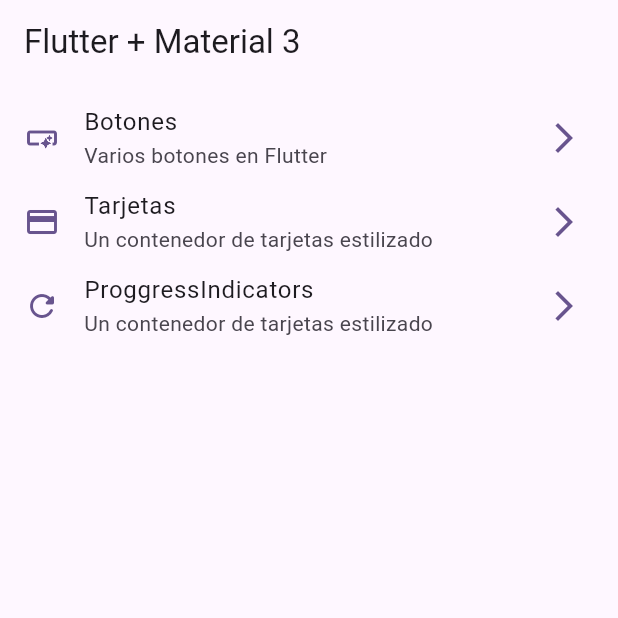
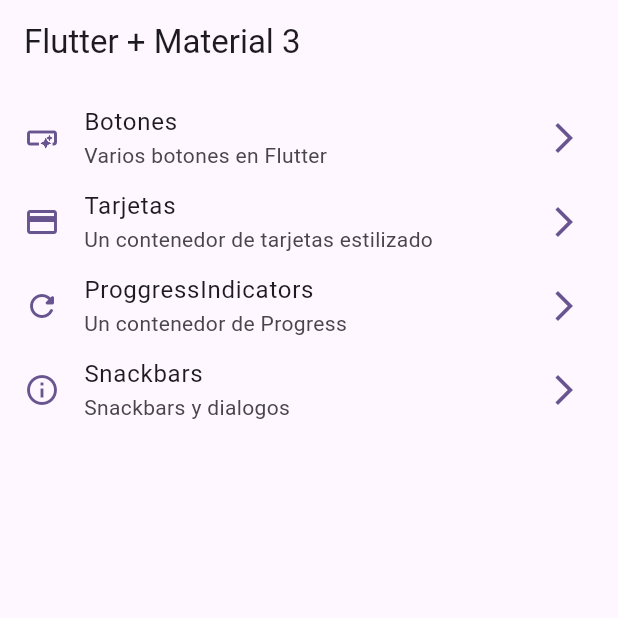
Before and after one commit to eeramirez10/widgets_app, a Flutter app: the screen it shows after launch, on a phone screen of 412 x 824 dp, the top half of it. Run offline on Flutter 3.47's test engine with Material 3 defaults, Android fonts, the phone set to English and light mode, and no system bars; our stand-ins replace go_router.

Commit message:
snackbar, dialogs finished

```diff
--- a/lib/config/menu/menu_items.dart
+++ b/lib/config/menu/menu_items.dart
@@ -27,6 +27,11 @@ const appMenuItems = <MenuItem>[
   MenuItem(
       title: 'ProggressIndicators',
       icon: Icons.refresh_rounded,
-      subTitle: 'Un contenedor de tarjetas estilizado',
-      link: '/progress')
+      subTitle: 'Un contenedor de Progress',
+      link: '/progress'),
+  MenuItem(
+      title: 'Snackbars',
+      icon: Icons.info_outline,
+      subTitle: 'Snackbars y dialogos',
+      link: '/snackbars')
 ];
--- a/lib/config/router/app_router.dart
+++ b/lib/config/router/app_router.dart
@@ -3,27 +3,27 @@ import 'package:widgets_app/presentation/screens/buttons/buttons_screen.dart';
 import 'package:widgets_app/presentation/screens/cards/card_screen.dart';
 import 'package:widgets_app/presentation/screens/home/home_screen.dart';
 import 'package:widgets_app/presentation/screens/progress/progress_screen.dart';
+import 'package:widgets_app/presentation/screens/snackbar/snackbar_screen.dart';
 
 final router = GoRouter(routes: <RouteBase>[
   GoRoute(
       name: HomeScreen.name,
       path: '/',
-      builder: (context, state) => const HomeScreen()
-  ),
+      builder: (context, state) => const HomeScreen()),
   GoRoute(
       name: ButtonsScreen.name,
       path: '/buttons',
-      builder: (context, state) => const ButtonsScreen()
-  ),
+      builder: (context, state) => const ButtonsScreen()),
   GoRoute(
       name: CardScreen.name,
       path: '/cards',
-      builder: (context, state) => const CardScreen()
-  ),
-    GoRoute(
+      builder: (context, state) => const CardScreen()),
+  GoRoute(
       name: ProgressScreen.name,
       path: '/progress',
-      builder: (context, state) => const ProgressScreen()
-  ),
-
+      builder: (context, state) => const ProgressScreen()),
+  GoRoute(
+      name: SnackbarScreen.name,
+      path: '/snackbars',
+      builder: (context, state) => SnackbarScreen()),
 ]);
```
Also changed, not shown: lib/presentation/screens/snackbar/snackbar_screen.dart (+52 -1 lines).
